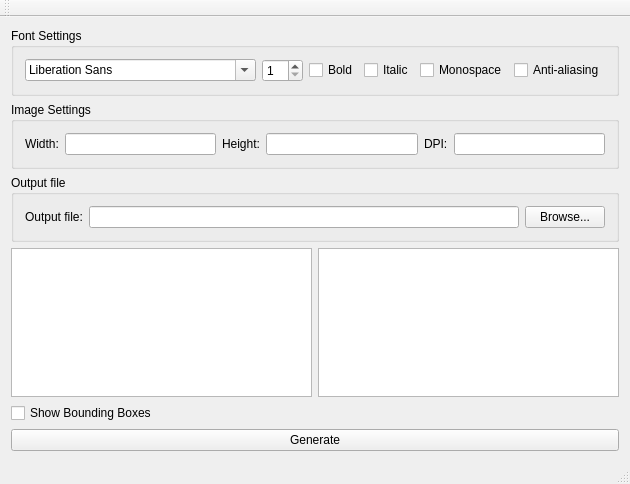
Qt form mainwindow.ui (JinpengLI/tesseract-trainer) before a commit.
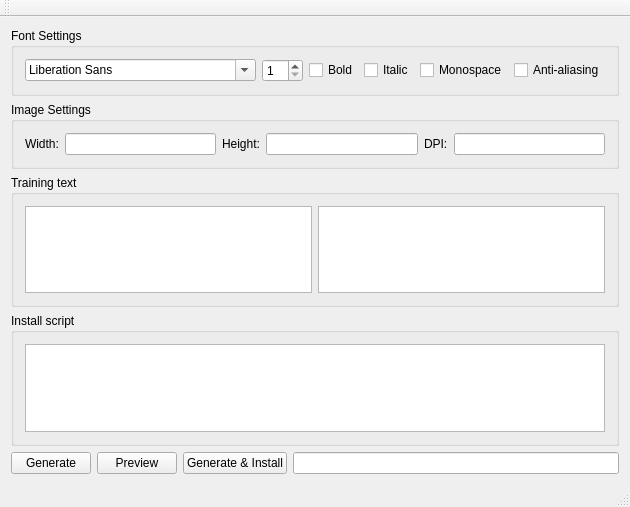
The same form after that commit.

Commit message: option to auto launch install script after creating tiff/box

```diff
--- a/mainwindow.ui
+++ b/mainwindow.ui
@@ -7,7 +7,7 @@
     <x>0</x>
     <y>0</y>
     <width>555</width>
-    <height>484</height>
+    <height>507</height>
    </rect>
   </property>
   <property name="windowTitle">
@@ -104,53 +104,58 @@
     <item>
      <widget class="QGroupBox" name="groupBox_3">
       <property name="title">
-       <string>Output file</string>
+       <string>Training text</string>
       </property>
-      <layout class="QHBoxLayout" name="horizontalLayout_4">
+      <layout class="QHBoxLayout" name="horizontalLayout_3">
        <item>
-        <widget class="QLabel" name="label_4">
-         <property name="text">
-          <string>Output file:</string>
-         </property>
-        </widget>
+        <widget class="QPlainTextEdit" name="plainTextEdit"/>
        </item>
        <item>
-        <widget class="QLineEdit" name="lineEditOutputFile"/>
+        <widget class="QPlainTextEdit" name="plainTextEdit_2"/>
        </item>
+      </layout>
+     </widget>
+    </item>
+    <item>
+     <widget class="QGroupBox" name="groupBox_5">
+      <property name="title">
+       <string>Install script</string>
+      </property>
+      <layout class="QHBoxLayout" name="horizontalLayout_5">
        <item>
-        <widget class="QPushButton" name="pushButtonBrowseOutputFile">
-         <property name="text">
-          <string>Browse...</string>
-         </property>
-        </widget>
+        <widget class="QPlainTextEdit" name="plainTextEditInstallScript"/>
        </item>
       </layout>
      </widget>
     </item>
     <item>
-     <layout class="QHBoxLayout" name="horizontalLayout_3">
+     <layout class="QHBoxLayout" name="horizontalLayout_6">
       <item>
-       <widget class="QPlainTextEdit" name="plainTextEdit"/>
+       <widget class="QPushButton" name="pushButtonGenerate">
+        <property name="text">
+         <string>Generate</string>
+        </property>
+       </widget>
       </item>
       <item>
-       <widget class="QPlainTextEdit" name="plainTextEdit_2"/>
+       <widget class="QPushButton" name="pushButtonPreview">
+        <property name="text">
+         <string>Preview</string>
+        </property>
+       </widget>
+      </item>
+      <item>
+       <widget class="QPushButton" name="pushButtonGenerateAndInstall">
+        <property name="text">
+         <string>Generate &amp;&amp; Install</string>
+        </property>
+       </widget>
+      </item>
+      <item>
+       <widget class="QLineEdit" name="lineEditOutputFile"/>
       </item>
      </layout>
     </item>
-    <item>
-     <widget class="QCheckBox" name="checkBox">
-      <property name="text">
-       <string>Show Bounding Boxes</string>
-      </property>
-     </widget>
-    </item>
-    <item>
-     <widget class="QPushButton" name="pushButton">
-      <property name="text">
-       <string>Generate</string>
-      </property>
-     </widget>
-    </item>
    </layout>
   </widget>
   <widget class="QMenuBar" name="menuBar">
```
Left out of the diff: 2 changed lines with no effect on the pictures. The commit also changes 6 other files.
